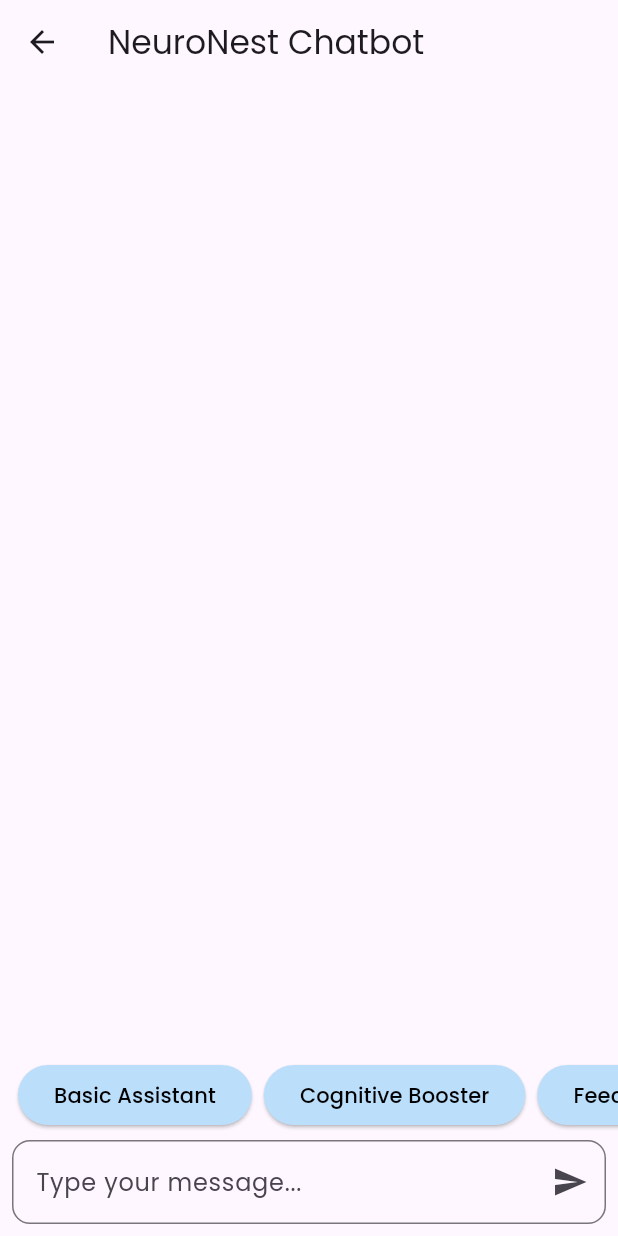
After one commit to AravRaskar/neuro_nest, a Flutter app: the HomeScreen screen opened directly, after a tap on "💬 NeuroNest Chatbot", on a phone screen of 412 x 824 dp. The commit adds this screen. Run offline on Flutter 3.47's test engine with Material 3 defaults, Android fonts, the phone set to English and light mode, and no system bars; our stand-ins replace firebase_auth, firebase_core, flutter_tts, google_fonts, shared_preferences; accounts and stored records are empty; network calls fail.

Commit message:
Chat_Screen

```diff
--- /dev/null
+++ b/devtools_options.yaml
@@ -0,0 +1,3 @@
+description: This file stores settings for Dart & Flutter DevTools.
+documentation: https://docs.flutter.dev/tools/devtools/extensions#configure-extension-enablement-states
+extensions:
--- /dev/null
+++ b/lib/chat_screen.dart
@@ -0,0 +1,188 @@
+import 'dart:convert';
+
+import 'package:flutter/material.dart';
+import 'package:http/http.dart' as http;
+
+class ChatScreen extends StatefulWidget {
+  const ChatScreen({Key? key}) : super(key: key);
+
+  @override
+  State<ChatScreen> createState() => _ChatScreenState();
+}
+
+class _ChatScreenState extends State<ChatScreen> {
+  final TextEditingController _controller = TextEditingController();
+  final List<Map<String, String>> _messages = [];
+  bool _isLoading = false;
+
+  final String apiKey =
+      "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";
+  final String apiUrl = "https://api.groq.com/openai/v1/chat/completions";
+
+  // Cleans response from unwanted characters
+  String cleanResponse(String text) {
+    return text.replaceAll(RegExp(r'[*_/`]+'), '').trim();
+  }
+
+  Future<void> _sendMessage() async {
+    if (_controller.text.trim().isEmpty) return;
+
+    final userMessage = _controller.text.trim();
+    setState(() {
+      _messages.add({"role": "user", "content": userMessage});
+      _controller.clear();
+      _isLoading = true;
+    });
+
+    try {
+      final response = await http.post(
+        Uri.parse(apiUrl),
+        headers: {
+          "Content-Type": "application/json",
+          "Authorization": "Bearer $apiKey",
+        },
+        body: jsonEncode({
+          "model": "meta-llama/llama-4-scout-17b-16e-instruct",
+          "messages": [
+            {
+              "role": "system",
+              "content":
+                  "You are NeuroNest’s assistant. Answer briefly based on the app’s features and purpose."
+            },
+            ..._messages.map((m) => {
+                  "role": m["role"]!,
+                  "content": m["content"]!,
+                }),
+          ],
+        }),
+      );
+
+      if (response.statusCode == 200) {
+        final data = jsonDecode(response.body);
+        final botReply = cleanResponse(
+            data['choices'][0]['message']['content'] ?? "No response");
+
+        setState(() {
+          _messages.add({"role": "assistant", "content": botReply});
+        });
+      } else {
+        setState(() {
+          _messages.add({
+            "role": "assistant",
+            "content": "Error: Unable to get response (${response.statusCode})"
+          });
+        });
+      }
+    } catch (e) {
+      setState(() {
+        _messages.add({"role": "assistant", "content": "Error: $e"});
+      });
+    } finally {
+      setState(() {
+        _isLoading = false;
+      });
+    }
+  }
+
+  Widget _buildMessage(Map<String, String> message) {
+    final isUser = message["role"] == "user";
+    return Align(
+      alignment: isUser ? Alignment.centerRight : Alignment.centerLeft,
+      child: Container(
+        margin: const EdgeInsets.symmetric(vertical: 4, horizontal: 8),
+        padding: const EdgeInsets.all(12),
+        decoration: BoxDecoration(
+          color: isUser ? Colors.blue[100] : Colors.grey[300],
+          borderRadius: BorderRadius.circular(12),
+        ),
+        child: Text(message["content"] ?? ""),
+      ),
+    );
+  }
+
+  Widget _buildModeButtons() {
+    final modes = [
+      "Basic Assistant",
+      "Cognitive Booster",
+      "Feedback Collector",
+      "Teaching Assistant"
+    ];
+    return Positioned(
+      bottom: 70,
+      left: 0,
+      right: 0,
+      child: SingleChildScrollView(
+        scrollDirection: Axis.horizontal,
+        padding: const EdgeInsets.symmetric(horizontal: 8),
+        child: Row(
+          children: modes.map((mode) {
+            return Padding(
+              padding: const EdgeInsets.symmetric(horizontal: 4),
+              child: ElevatedButton(
+                style: ElevatedButton.styleFrom(
+                  backgroundColor: Colors.blue[100],
+                  foregroundColor: Colors.black,
+                  shape: RoundedRectangleBorder(
+                    borderRadius: BorderRadius.circular(20),
+                  ),
+                ),
+                onPressed: () {
+                  _controller.text = mode;
+                  _sendMessage();
+                },
+                child: Text(mode),
+              ),
+            );
+          }).toList(),
+        ),
+      ),
+    );
+  }
+
+  @override
+  Widget build(BuildContext context) {
+    return Scaffold(
+      appBar: AppBar(title: const Text("NeuroNest Chatbot")),
+      body: Stack(
+        children: [
+          Column(
+            children: [
+              Expanded(
+                child: ListView.builder(
+                  itemCount: _messages.length,
+                  itemBuilder: (context, index) {
+                    return _buildMessage(_messages[index]);
+                  },
+                ),
+              ),
+              if (_isLoading)
+                const Padding(
+                  padding: EdgeInsets.all(8.0),
+                  child: CircularProgressIndicator(),
+                ),
+              Padding(
+                padding: const EdgeInsets.all(8.0),
+                child: TextField(
+                  controller: _controller,
+                  textInputAction: TextInputAction.send,
+                  onSubmitted: (_) => _sendMessage(),
+                  decoration: InputDecoration(
+                    hintText: "Type your message...",
+                    suffixIcon: IconButton(
+                      icon: const Icon(Icons.send),
+                      onPressed: _sendMessage,
+                    ),
+                    border: OutlineInputBorder(
+                      borderRadius: BorderRadius.circular(12),
+                    ),
+                  ),
+                ),
+              ),
+            ],
+          ),
+          _buildModeButtons(),
+        ],
+      ),
+    );
+  }
+}
--- a/lib/main.dart
+++ b/lib/main.dart
@@ -7,6 +7,7 @@ import 'package:firebase_auth/firebase_auth.dart';
 import 'cognitive_mode_selection.dart';
 import 'teacher_mode_dashboard.dart';
 import 'login_page.dart';
+import 'chat_screen.dart'; // ✅ Added import for chatbot
 
 void main() async {
   WidgetsFlutterBinding.ensureInitialized();
@@ -110,6 +111,21 @@ class HomeScreen extends StatelessWidget {
                         context,
                         MaterialPageRoute(
                           builder: (_) => const TeacherModeDashboard(),
+                        ),
+                      );
+                    },
+                  ),
+                  SizedBox(height: screenHeight * 0.06),
+                  // ✅ New Chatbot Card
+                  InteractiveCard(
+                    title: '💬 NeuroNest Chatbot',
+                    subtitle: 'AI Assistant for Learning & Support',
+                    color: Colors.purple,
+                    onTap: () {
+                      Navigator.push(
+                        context,
+                        MaterialPageRoute(
+                          builder: (_) => const ChatScreen(),
                         ),
                       );
                     },
```
Also changed, not shown: pubspec.yaml (+1 -69 lines), pubspec.lock.
